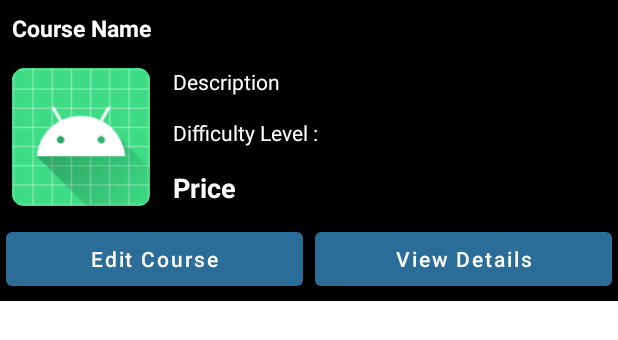
After one commit to Maanikya/Course-CRUD-App, an Android app: the layout bkp.xml on its own in the app's theme, with its tools: preview values and no code run, on a phone screen of 412 x 824 dp. The commit adds this screen. Shown: the top 340 px of the screen. Run offline under Robolectric (Android 15) with nearby library versions, the phone set to English and light mode, and no system bars.

Commit message:
New Changes

```diff
--- a/app/src/main/res/drawable/progress_back.xml
+++ b/app/src/main/res/drawable/progress_back.xml
@@ -7,8 +7,8 @@
 
     <shape
         android:innerRadiusRatio="3"
-        android:shape="ring"
-        android:thicknessRatio="8"
+        android:shape="oval"
+        android:thicknessRatio="20"
         android:useLevel="false" >
 
         <size android:width="76dip"
@@ -18,7 +18,7 @@
             android:endColor="#00FFFFFF"
             android:startColor="@color/teal_200"
             android:type="sweep"
-            android:useLevel="false" />
+            android:useLevel="true" />
 
     </shape>
 
--- a/app/src/main/res/layout/activity_login.xml
+++ b/app/src/main/res/layout/activity_login.xml
@@ -1,6 +1,5 @@
 <?xml version="1.0" encoding="utf-8"?>
 <RelativeLayout xmlns:android="http://schemas.android.com/apk/res/android"
-    xmlns:app="http://schemas.android.com/apk/res-auto"
     xmlns:tools="http://schemas.android.com/tools"
     android:layout_width="match_parent"
     android:layout_height="match_parent"
@@ -87,6 +86,8 @@
         style="?android:attr/progressBarStyle"
         android:layout_width="wrap_content"
         android:layout_height="wrap_content"
+        android:layout_below="@id/TVRegister"
+        android:layout_marginTop="80dp"
         android:layout_centerInParent="true"
         android:indeterminate="true"
         android:indeterminateDrawable="@drawable/progress_back"
--- a/app/src/main/res/layout/activity_main.xml
+++ b/app/src/main/res/layout/activity_main.xml
@@ -17,7 +17,10 @@
             android:id="@+id/PBLoading"
             android:layout_width="wrap_content"
             android:layout_height="wrap_content"
+            android:layout_centerHorizontal="true"
             android:layout_centerInParent="true"
+            android:scaleX="2"
+            android:scaleY="2"
             android:indeterminate="true"
             android:indeterminateDrawable="@drawable/progress_back" />
 
@@ -26,7 +29,6 @@
             android:layout_width="wrap_content"
             android:layout_height="wrap_content"
             android:layout_alignParentEnd="true"
-            android:layout_alignParentRight="true"
             android:layout_alignParentBottom="true"
             android:layout_margin="20dp"
             android:src="@drawable/ic_add"
--- /dev/null
+++ b/app/src/main/res/layout/bkp.xml
@@ -0,0 +1,98 @@
+<?xml version="1.0" encoding="utf-8"?>
+<RelativeLayout xmlns:android="http://schemas.android.com/apk/res/android"
+    android:id="@+id/RLBSheet"
+    android:layout_width="match_parent"
+    android:layout_height="wrap_content"
+    android:background="@color/black">
+
+    <TextView
+        android:id="@+id/TVCourseName"
+        android:layout_width="match_parent"
+        android:layout_height="wrap_content"
+        android:layout_marginStart="4dp"
+        android:layout_marginTop="4dp"
+        android:layout_marginEnd="4dp"
+        android:layout_marginBottom="4dp"
+        android:padding="4dp"
+        android:text="Course Name"
+        android:textColor="@color/white"
+        android:textSize="15sp"
+        android:textStyle="bold" />
+
+    <ImageView
+        android:id="@+id/IVCourse"
+        android:layout_width="100dp"
+        android:layout_height="100dp"
+        android:layout_below="@id/TVCourseName"
+        android:layout_centerVertical="true"
+        android:layout_margin="4dp"
+        android:padding="4dp"
+        android:src="@mipmap/ic_launcher" />
+
+    <TextView
+        android:id="@+id/TVDescription"
+        android:layout_width="match_parent"
+        android:layout_height="wrap_content"
+        android:layout_below="@id/TVCourseName"
+        android:layout_margin="4dp"
+        android:layout_toRightOf="@id/IVCourse"
+        android:padding="3dp"
+        android:text="Description"
+        android:textColor="@color/white" />
+
+    <TextView
+        android:id="@+id/TVSuitedFor"
+        android:layout_width="match_parent"
+        android:layout_height="wrap_content"
+        android:layout_below="@id/TVDescription"
+        android:layout_marginStart="4dp"
+        android:layout_marginTop="4dp"
+        android:layout_marginEnd="4dp"
+        android:layout_marginBottom="4dp"
+        android:layout_toRightOf="@id/IVCourse"
+        android:padding="3dp"
+        android:text="Difficulty Level : "
+        android:textColor="@color/white" />
+
+    <TextView
+        android:id="@+id/TVPrice"
+        android:layout_width="match_parent"
+        android:layout_height="wrap_content"
+        android:layout_below="@id/TVSuitedFor"
+        android:layout_margin="4dp"
+        android:layout_toRightOf="@id/IVCourse"
+        android:padding="3dp"
+        android:text="Price"
+        android:textColor="@color/white"
+        android:textSize="18sp"
+        android:textStyle="bold" />
+
+    <LinearLayout
+        android:layout_width="match_parent"
+        android:layout_height="wrap_content"
+        android:layout_below="@id/TVPrice"
+        android:orientation="horizontal"
+        android:weightSum="2">
+
+        <Button
+            android:id="@+id/BtnEdit"
+            android:layout_width="0dp"
+            android:layout_height="wrap_content"
+            android:layout_margin="4dp"
+            android:layout_weight="1"
+            android:text="Edit Course"
+            android:textAllCaps="false"
+            android:textColor="@color/white" />
+
+        <Button
+            android:id="@+id/BtnViewDetails"
+            android:layout_width="0dp"
+            android:layout_height="wrap_content"
+            android:layout_margin="4dp"
+            android:layout_weight="1"
+            android:text="View Details"
+            android:textAllCaps="false"
+            android:textColor="@color/white" />
+    </LinearLayout>
+
+</RelativeLayout>
--- a/app/src/main/res/layout/course_rv_item.xml
+++ b/app/src/main/res/layout/course_rv_item.xml
@@ -24,7 +24,10 @@
             android:layout_width="match_parent"
             android:layout_height="wrap_content"
             android:layout_below="@id/IVCourse"
-            android:layout_margin="3dp"
+            android:layout_marginStart="3dp"
+            android:layout_marginTop="3dp"
+            android:layout_marginEnd="3dp"
+            android:layout_marginBottom="3dp"
             android:layout_toLeftOf="@id/TVPrice"
             android:padding="4dp"
             android:singleLine="true"
```
Also changed, not shown: app/src/main/res/layout/bottom_sheet_dialog.xml (+100 -25 lines), app/src/main/res/layout/test.xml (added, +113 -0 lines), 1 other file.
